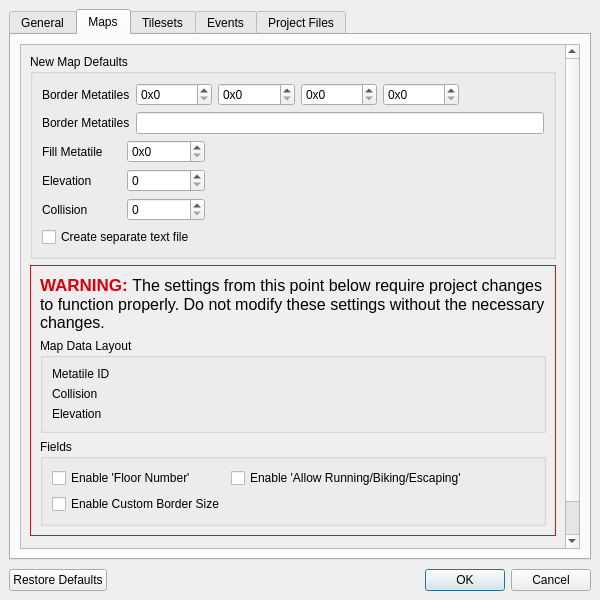
Before: the Qt Designer form forms/projectsettingseditor.ui in huderlem/porymap, drawn with Qt 5.
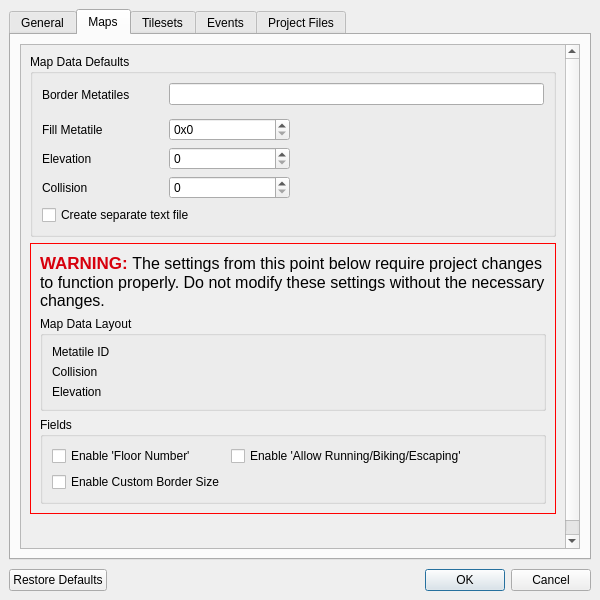
After: the same form once the commit is applied. The open tabs and pages were chosen to show the change. Icons and pictures are not drawn. Custom widgets are drawn as their Qt base class.

```diff
--- a/forms/projectsettingseditor.ui
+++ b/forms/projectsettingseditor.ui
@@ -370,26 +370,19 @@
              <x>0</x>
              <y>0</y>
              <width>531</width>
-             <height>566</height>
+             <height>545</height>
             </rect>
            </property>
            <layout class="QVBoxLayout" name="verticalLayout_16">
             <item>
              <widget class="QGroupBox" name="groupBox_NewMapDefaults">
               <property name="title">
-               <string>New Map Defaults</string>
+               <string>Map Data Defaults</string>
               </property>
               <layout class="QGridLayout" name="gridLayout_3">
-               <item row="2" column="0">
-                <widget class="QLabel" name="label_FillMetatile">
-                 <property name="text">
-                  <string>Fill Metatile</string>
-                 </property>
-                </widget>
-               </item>
-               <item row="0" column="0" colspan="5">
-                <widget class="QWidget" name="widget_DefaultSizeBorderMetatiles" native="true">
-                 <layout class="QHBoxLayout" name="horizontalLayout">
+               <item row="1" column="1" colspan="3">
+                <widget class="QWidget" name="widget_CustomSizeBorderMetatiles" native="true">
+                 <layout class="QHBoxLayout" name="horizontalLayout_3">
                   <property name="leftMargin">
                    <number>0</number>
                   </property>
@@ -402,13 +395,55 @@
                   <property name="bottomMargin">
                    <number>0</number>
                   </property>
-                  <item>
+                 </layout>
+                </widget>
+               </item>
+               <item row="0" column="0">
                    <widget class="QLabel" name="label_BorderMetatiles">
                     <property name="text">
                      <string>Border Metatiles</string>
                     </property>
                    </widget>
                   </item>
+               <item row="0" column="1" colspan="3">
+                <widget class="QStackedWidget" name="stackedWidget_BorderMetatiles">
+                 <widget class="QWidget" name="page_CustomBorderSize">
+                  <layout class="QHBoxLayout" name="horizontalLayout_4">
+                   <property name="leftMargin">
+                    <number>0</number>
+                   </property>
+                   <property name="topMargin">
+                    <number>0</number>
+                   </property>
+                   <property name="rightMargin">
+                    <number>0</number>
+                   </property>
+                   <property name="bottomMargin">
+                    <number>0</number>
+                   </property>
+                   <item>
+                    <widget class="QLineEdit" name="lineEdit_BorderMetatiles">
+                     <property name="toolTip">
+                      <string>A comma-separated list of metatile values that will be used to fill new map borders</string>
+                     </property>
+                    </widget>
+                   </item>
+                  </layout>
+                 </widget>
+                 <widget class="QWidget" name="page_DefaultBorderSize">
+                  <layout class="QHBoxLayout" name="horizontalLayout_5">
+                   <property name="leftMargin">
+                    <number>0</number>
+                   </property>
+                   <property name="topMargin">
+                    <number>0</number>
+                   </property>
+                   <property name="rightMargin">
+                    <number>0</number>
+                   </property>
+                   <property name="bottomMargin">
+                    <number>0</number>
+                   </property>
                   <item>
                    <widget class="NoScrollSpinBox" name="spinBox_BorderMetatile1">
                     <property name="toolTip">
@@ -463,8 +498,30 @@
                   </item>
                  </layout>
                 </widget>
+                </widget>
                </item>
-               <item row="2" column="1">
+               <item row="3" column="0">
+                <widget class="QLabel" name="label_FillMetatile">
+                 <property name="text">
+                  <string>Fill Metatile</string>
+                 </property>
+                </widget>
+               </item>
+               <item row="4" column="0">
+                <widget class="QLabel" name="label_Elevation">
+                 <property name="text">
+                  <string>Elevation</string>
+                 </property>
+                </widget>
+               </item>
+               <item row="5" column="0">
+                <widget class="QLabel" name="label_Collision">
+                 <property name="text">
+                  <string>Collision</string>
+                 </property>
+                </widget>
+               </item>
+               <item row="3" column="1">
                 <widget class="NoScrollSpinBox" name="spinBox_FillMetatile">
                  <property name="toolTip">
                   <string>The default metatile value that will be used to fill new maps</string>
@@ -477,14 +534,21 @@
                  </property>
                 </widget>
                </item>
-               <item row="3" column="1">
+               <item row="4" column="1">
                 <widget class="NoScrollSpinBox" name="spinBox_Elevation">
                  <property name="toolTip">
                   <string>The default elevation that will be used to fill new maps</string>
                  </property>
                 </widget>
                </item>
-               <item row="5" column="0" colspan="6">
+               <item row="5" column="1">
+                <widget class="NoScrollSpinBox" name="spinBox_Collision">
+                 <property name="toolTip">
+                  <string>The default collision that will be used to fill new maps</string>
+                 </property>
+                </widget>
+               </item>
+               <item row="6" column="0" colspan="2">
                 <widget class="QCheckBox" name="checkBox_CreateTextFile">
                  <property name="toolTip">
                   <string>Whether a separate text.inc or text.pory file will be created for new maps, alongside the scripts file</string>
@@ -494,59 +558,6 @@
                  </property>
                 </widget>
                </item>
-               <item row="4" column="0">
-                <widget class="QLabel" name="label_Collision">
-                 <property name="text">
-                  <string>Collision</string>
-                 </property>
-                </widget>
-               </item>
-               <item row="1" column="0" colspan="6">
-                <widget class="QWidget" name="widget_CustomSizeBorderMetatiles" native="true">
-                 <layout class="QHBoxLayout" name="horizontalLayout_3">
-                  <property name="leftMargin">
-                   <number>0</number>
-                  </property>
-                  <property name="topMargin">
-                   <number>0</number>
-                  </property>
-                  <property name="rightMargin">
-                   <number>0</number>
-                  </property>
-                  <property name="bottomMargin">
-                   <number>0</number>
-                  </property>
-                  <item>
-                   <widget class="QLabel" name="label_BorderMetatiles_2">
-                    <property name="text">
-                     <string>Border Metatiles</string>
-                    </property>
-                   </widget>
-                  </item>
-                  <item>
-                   <widget class="QLineEdit" name="lineEdit_BorderMetatiles">
-                    <property name="toolTip">
-                     <string>A comma-separated list of metatile values that will be used to fill new map borders</string>
-                    </property>
-                   </widget>
-                  </item>
-                 </layout>
-                </widget>
-               </item>
-               <item row="4" column="1">
-                <widget class="NoScrollSpinBox" name="spinBox_Collision">
-                 <property name="toolTip">
-                  <string>The default collision that will be used to fill new maps</string>
-                 </property>
-                </widget>
-               </item>
-               <item row="3" column="0">
-                <widget class="QLabel" name="label_Elevation">
-                 <property name="text">
-                  <string>Elevation</string>
-                 </property>
-                </widget>
-               </item>
               </layout>
              </widget>
             </item>
```
Left out of the diff: 4 changed lines with no effect on the pictures. Lines whose indentation alone changed are shown as unchanged.
